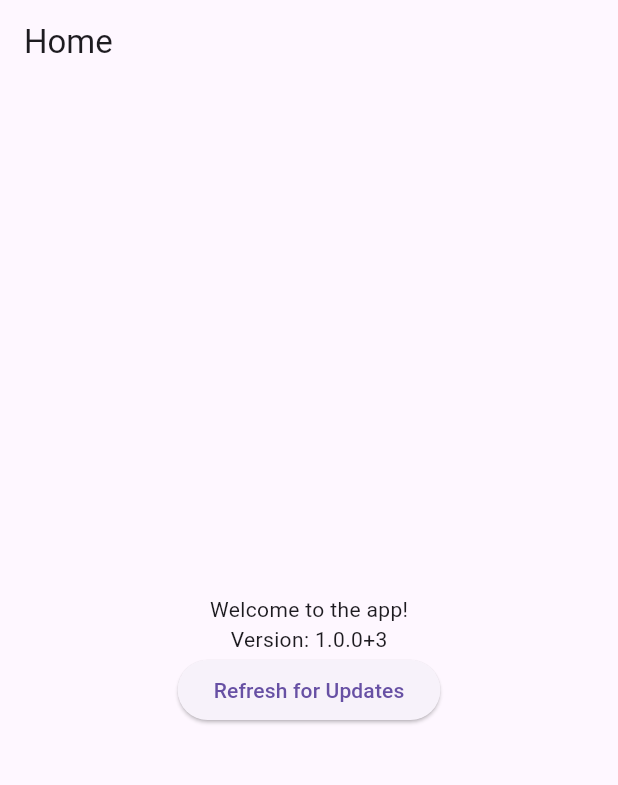
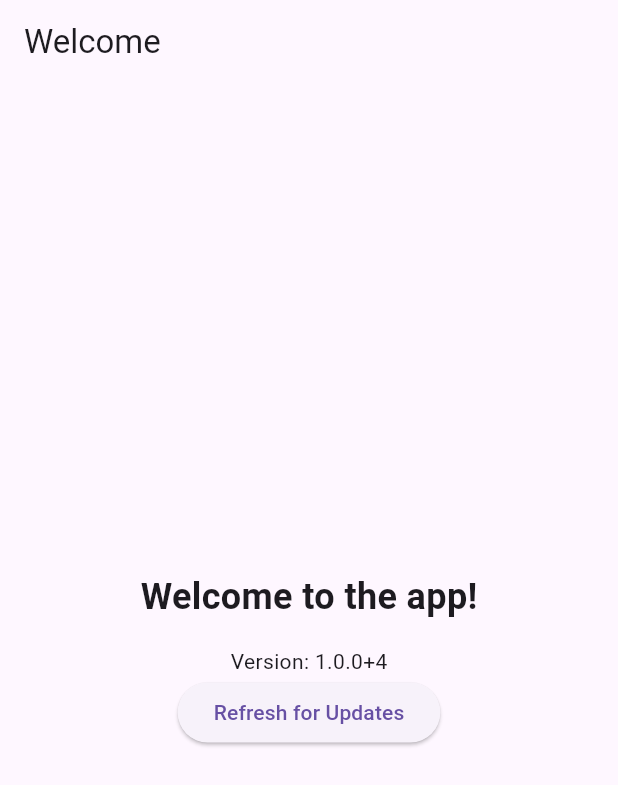
Before and after one commit to fulmedammes/_flutterapp, a Flutter app: the HomeScreen screen opened directly, on a phone screen of 412 x 824 dp. Shown: the top 785 px of the screen. Run offline on Flutter 3.47's test engine with Material 3 defaults, Android fonts, the phone set to English and light mode, and no system bars; our stand-ins replace package_info_plus, shared_preferences; accounts and stored records are empty; network calls fail.

Commit message:
Update welcome title and version to 1.0.0+4

```diff
--- a/lib/home_screen.dart
+++ b/lib/home_screen.dart
@@ -1,4 +1,3 @@
-
 import 'package:flutter/material.dart';
 import 'version_widget.dart';
 import 'update_service.dart';
@@ -38,12 +37,16 @@ class _HomeScreenState extends State<HomeScreen> {
   @override
   Widget build(BuildContext context) {
     return Scaffold(
-      appBar: AppBar(title: const Text('Home')),
+      appBar: AppBar(title: const Text('Welcome')),
       body: Center(
         child: Column(
           mainAxisAlignment: MainAxisAlignment.center,
           children: [
-            const Text('Welcome to the app!'),
+            const Text(
+              'Welcome to the app!',
+              style: TextStyle(fontSize: 24, fontWeight: FontWeight.bold),
+            ),
+            const SizedBox(height: 16),
             const VersionWidget(),
             if (_updateAvailable)
               Padding(
--- a/pubspec.yaml
+++ b/pubspec.yaml
@@ -1,10 +1,9 @@
-
 name: my_pwa_app
 description: A Flutter web app with welcome screen, version, and PWA features.
 
 publish_to: 'none'
 
-version: 1.0.0+3
+version: 1.0.0+4
 
 environment:
   sdk: '>=3.0.0 <4.0.0'
```
